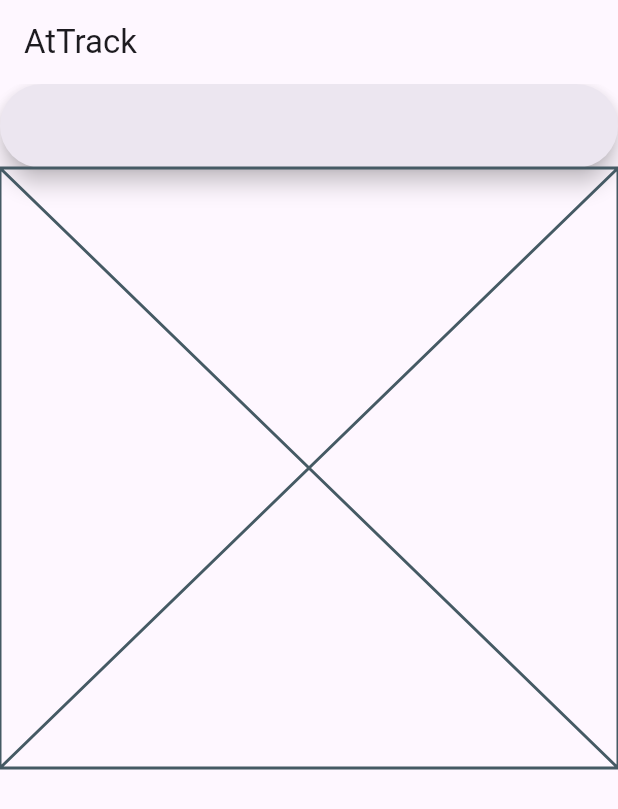
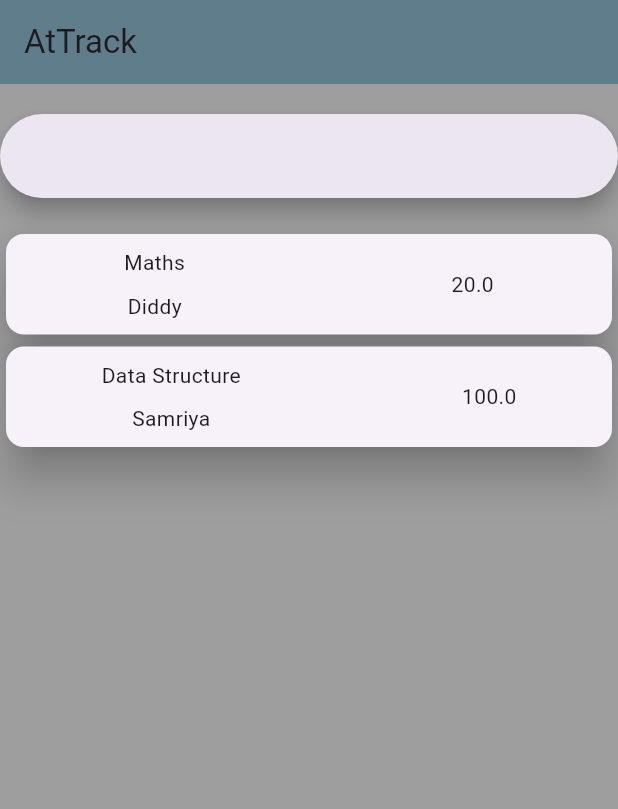
Before and after one commit to LUwUcifer/attendance_tracker, a Flutter app: the screen it shows after launch, on a phone screen of 412 x 824 dp. Shown: the top 809 px of the screen. Run offline on Flutter 3.47's test engine with Material 3 defaults, Android fonts, the phone set to English and light mode, and no system bars.

Commit message:
Working Home Page - No Addition Logic

```diff
--- a/lib/main.dart
+++ b/lib/main.dart
@@ -1,15 +1,16 @@
 import 'package:attendance_tracker/pages/home_page.dart';
 import 'package:flutter/material.dart';
 
-void main() => runApp(AtTrack());
+void main() => runApp(MyApp());
 
-class AtTrack extends StatelessWidget {
-  const AtTrack({super.key});
+class MyApp extends StatelessWidget {
+  const MyApp({super.key});
 
   @override
   Widget build(BuildContext context) {
     return MaterialApp(
       title: 'AtTrack',
+      theme: ThemeData(primaryColor: Colors.deepPurple),
       home: AtTrackHome(),
     );
   }
@@ -23,6 +24,7 @@ class AtTrackHome extends StatelessWidget {
     return Scaffold(
       appBar: AppBar(
         title: Text('AtTrack'),
+        backgroundColor: Colors.blueGrey,
       ),
       body: HomePage(),
     );
--- a/lib/pages/home_page.dart
+++ b/lib/pages/home_page.dart
@@ -1,21 +1,21 @@
 import 'package:flutter/material.dart';
 import '../widgets/homepage_widgets/uni_lectures.dart';
 
-class HomePage extends StatefulWidget {
+class HomePage extends StatelessWidget {
   const HomePage({super.key});
 
   @override
-  State<HomePage> createState() => _HomePageState();
-}
-
-class _HomePageState extends State<HomePage> {
-  @override
   Widget build(BuildContext context) {
-    return Column(
-      children: [
-        SearchBar(),
-        UniLectures()
-      ],
+    return Container(
+      color: Colors.grey,
+      child: Column(
+        children: [
+          SizedBox(height: 20,),
+          SearchBar(),
+          SizedBox(height: 20,),
+          UniLectures()
+        ],
+      ),
     );
   }
 }
--- /dev/null
+++ b/lib/widgets/custom_widgets/attendance_card.dart
@@ -0,0 +1,11 @@
+class AttendanceCard{
+  final String lectureName;
+  final String profName;
+  final double atPercent;
+
+  AttendanceCard({
+    required this.lectureName,
+    required this.profName,
+    required this.atPercent
+  });
+}
--- a/lib/widgets/homepage_widgets/uni_lectures.dart
+++ b/lib/widgets/homepage_widgets/uni_lectures.dart
@@ -1,10 +1,45 @@
+import 'package:attendance_tracker/widgets/custom_widgets/attendance_card.dart';
 import 'package:flutter/material.dart';
 
-class UniLectures extends StatelessWidget {
+class UniLectures extends StatefulWidget {
   const UniLectures({super.key});
 
   @override
+  State<UniLectures> createState() => _UniLecturesState();
+}
+
+class _UniLecturesState extends State<UniLectures> {
+
+  final List<AttendanceCard> atCard = [
+    AttendanceCard(lectureName: 'Maths', profName: 'Diddy', atPercent: 20),
+    AttendanceCard(lectureName: 'Data Structure', profName: 'Samriya', atPercent: 100)
+  ];
+
+  @override
   Widget build(BuildContext context) {
-    return const Placeholder();
+    return Column(
+      children: atCard.map((at) {
+        return SizedBox(
+          height: 75,
+          child: Card(
+            elevation: 12,
+            child: Row(
+              mainAxisAlignment: MainAxisAlignment.spaceAround,
+              spacing: 20,
+              children: [
+                Column(
+                  mainAxisAlignment: MainAxisAlignment.spaceEvenly,
+                  children: [
+                    Text(at.lectureName),
+                    Text(at.profName)
+                  ],
+                ),
+                Text('${at.atPercent}')
+              ],
+            ),
+          ),
+        );
+      }).toList()
+    );
   }
 }
```
